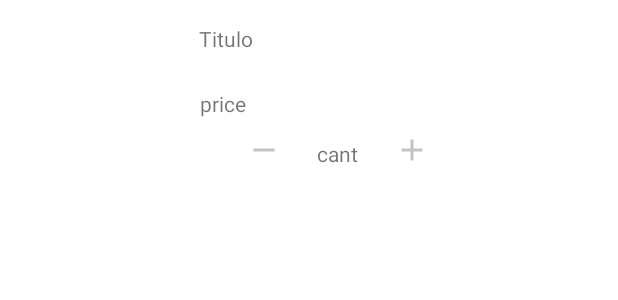
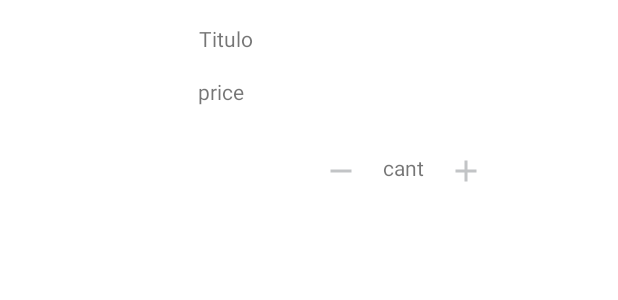
Before and after one commit to gmichelan2/BeduShop, an Android app: the layout cart_item.xml on its own in the app's theme, with its tools: preview values and no code run, on a phone screen of 412 x 824 dp. Shown: the top 300 px of the screen. Run offline under Robolectric (Android 15) with nearby library versions, the light colour scheme and no system bars; network calls fail.

Commit message:
Agregado el control de pagar

```diff
--- a/app/src/main/java/com/example/bedushop/PayFragment.kt
+++ b/app/src/main/java/com/example/bedushop/PayFragment.kt
@@ -17,7 +17,7 @@ class PayFragment: Fragment() {
         container: ViewGroup?,
         savedInstanceState: Bundle?
     ): View? {
-        return super.onCreateView(inflater, container, savedInstanceState)
+        return inflater.inflate(R.layout.pay_fragment, container, false)
     }
 
 
--- a/app/src/main/java/com/example/bedushop/ProductListFragment.kt
+++ b/app/src/main/java/com/example/bedushop/ProductListFragment.kt
@@ -46,10 +46,7 @@ class ProductListFragment(private var listener: (realm.Product)->Unit={}) : Frag
         //getProducts2()
         loadProducts()
 
-
     }
-
-
 
     //cargo los productos al adaptador desde una base de datos usando realm
     private fun loadProducts(){
--- a/app/src/main/res/layout/cart_item.xml
+++ b/app/src/main/res/layout/cart_item.xml
@@ -13,7 +13,7 @@
         app:layout_constraintBottom_toTopOf="@+id/guideline12"
         app:layout_constraintStart_toStartOf="@+id/guideline10"
         app:layout_constraintTop_toTopOf="parent"
-        app:layout_constraintVertical_bias="0.666" />
+        app:layout_constraintVertical_bias="0.421" />
 
     <TextView
         android:id="@+id/cart_item_title"
@@ -31,46 +31,47 @@
         android:id="@+id/cart_item_price"
         android:layout_width="wrap_content"
         android:layout_height="wrap_content"
-        android:layout_marginStart="9dp"
-        android:layout_marginTop="24dp"
+        android:layout_marginStart="8dp"
+        android:layout_marginTop="16dp"
         android:text="@string/cart_item_price"
         app:layout_constraintStart_toEndOf="@+id/cart_item_image"
         app:layout_constraintTop_toBottomOf="@+id/cart_item_title" />
-
 
     <TextView
         android:id="@+id/cart_item_cant"
         android:layout_width="wrap_content"
         android:layout_height="19dp"
-        android:layout_marginEnd="24dp"
-        android:layout_marginBottom="6dp"
+        android:layout_marginEnd="112dp"
+        android:layout_marginBottom="4dp"
         android:text="@string/cart_item_cant"
         app:layout_constraintBottom_toTopOf="@+id/guideline12"
-        app:layout_constraintEnd_toStartOf="@+id/cart_item_add"
+        app:layout_constraintEnd_toStartOf="@+id/guideline11"
         app:layout_constraintTop_toBottomOf="@+id/cart_item_price"
-        app:layout_constraintVertical_bias="0.703" />
+        app:layout_constraintVertical_bias="0.711" />
 
     <ImageView
         android:id="@+id/cart_item_sub"
         android:layout_width="24dp"
         android:layout_height="wrap_content"
-        android:layout_marginStart="40dp"
+        android:layout_marginEnd="16dp"
         android:layout_marginBottom="8dp"
         android:src="@drawable/ic_minus"
         app:layout_constraintBottom_toTopOf="@+id/guideline12"
-        app:layout_constraintStart_toEndOf="@+id/cart_item_image"
+        app:layout_constraintEnd_toStartOf="@+id/cart_item_cant"
         app:layout_constraintTop_toBottomOf="@+id/cart_item_price"
-        app:layout_constraintVertical_bias="0.714" />
+        app:layout_constraintVertical_bias="0.888" />
 
     <ImageView
         android:id="@+id/cart_item_add"
         android:layout_width="wrap_content"
         android:layout_height="wrap_content"
-        android:layout_marginEnd="108dp"
+        android:layout_marginEnd="72dp"
         android:layout_marginBottom="12dp"
         android:src="@drawable/ic_add"
         app:layout_constraintBottom_toTopOf="@+id/guideline12"
         app:layout_constraintEnd_toStartOf="@+id/guideline11"
+        app:layout_constraintHorizontal_bias="1.0"
+        app:layout_constraintStart_toEndOf="@+id/cart_item_cant"
         app:layout_constraintTop_toBottomOf="@+id/cart_item_price"
         app:layout_constraintVertical_bias="1.0" />
 
@@ -93,7 +94,7 @@
         android:layout_width="wrap_content"
         android:layout_height="wrap_content"
         android:orientation="horizontal"
-        app:layout_constraintGuide_begin="124dp" />
+        app:layout_constraintGuide_begin="138dp" />
 
 
 </androidx.constraintlayout.widget.ConstraintLayout>
--- a/app/src/main/res/layout/pay_fragment.xml
+++ b/app/src/main/res/layout/pay_fragment.xml
@@ -137,12 +137,12 @@
         android:id="@+id/paid_pay_button"
         android:layout_width="wrap_content"
         android:layout_height="wrap_content"
-        android:layout_marginBottom="216dp"
+        android:layout_marginTop="76dp"
         android:text="@string/paid_pay_button"
-        app:layout_constraintBottom_toBottomOf="parent"
         app:layout_constraintEnd_toEndOf="parent"
         app:layout_constraintHorizontal_bias="0.498"
-        app:layout_constraintStart_toStartOf="parent" />
+        app:layout_constraintStart_toStartOf="parent"
+        app:layout_constraintTop_toBottomOf="@+id/textView11" />
 
 
 </androidx.constraintlayout.widget.ConstraintLayout>
```
Also changed, not shown: app/src/main/java/com/example/bedushop/ShoppingCartFragment.kt (+4 -6 lines).
